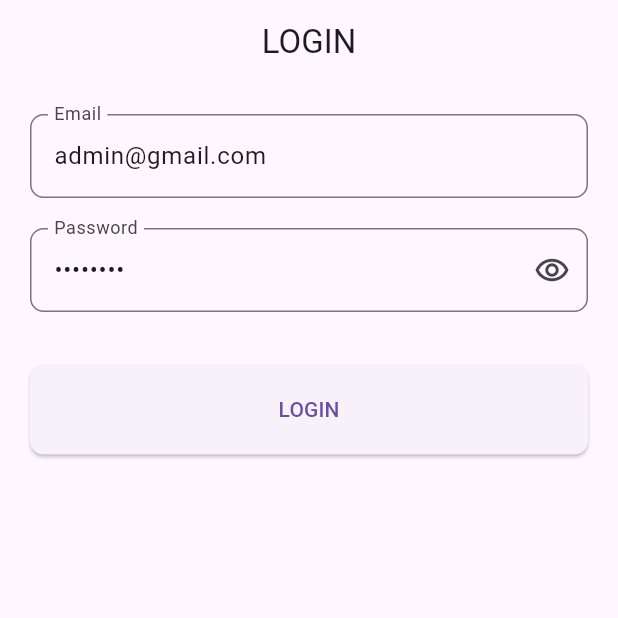
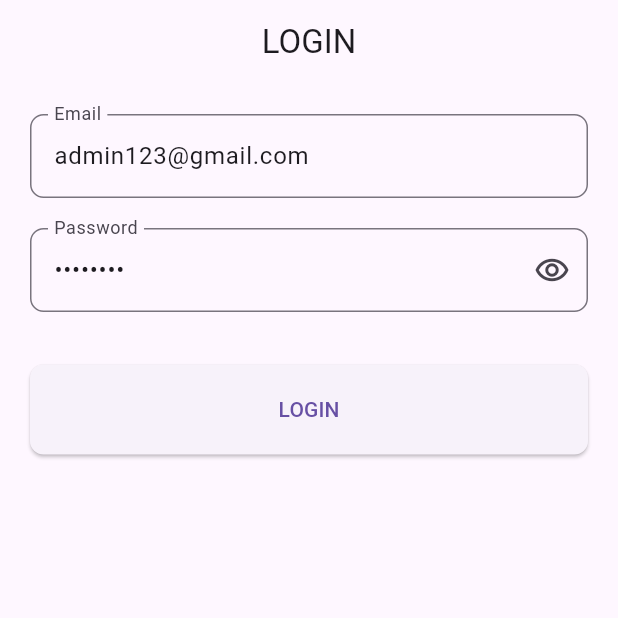
Before and after one commit to mp-class-si-unugha-2024/qrscanner-zulfa, a Flutter app: the screen it shows after launch, on a phone screen of 412 x 824 dp, the top half of it. Run offline on Flutter 3.47's test engine with Material 3 defaults, Android fonts, the phone set to English and light mode, and no system bars; our stand-ins replace firebase_auth, firebase_core, get; accounts and stored records are empty.

Commit message:
first commit

```diff
--- a/lib/app/modules/login/views/login_view.dart
+++ b/lib/app/modules/login/views/login_view.dart
@@ -8,7 +8,7 @@ class LoginView extends GetView<LoginController> {
   LoginView({Key? key}) : super(key: key);
 
   final TextEditingController emailC =
-      TextEditingController(text: "admin@gmail.com");
+      TextEditingController(text: "admin123@gmail.com");
   final TextEditingController passC = TextEditingController(text: "admin123");
 
   final AuthController authC = Get.find<AuthController>();
```
